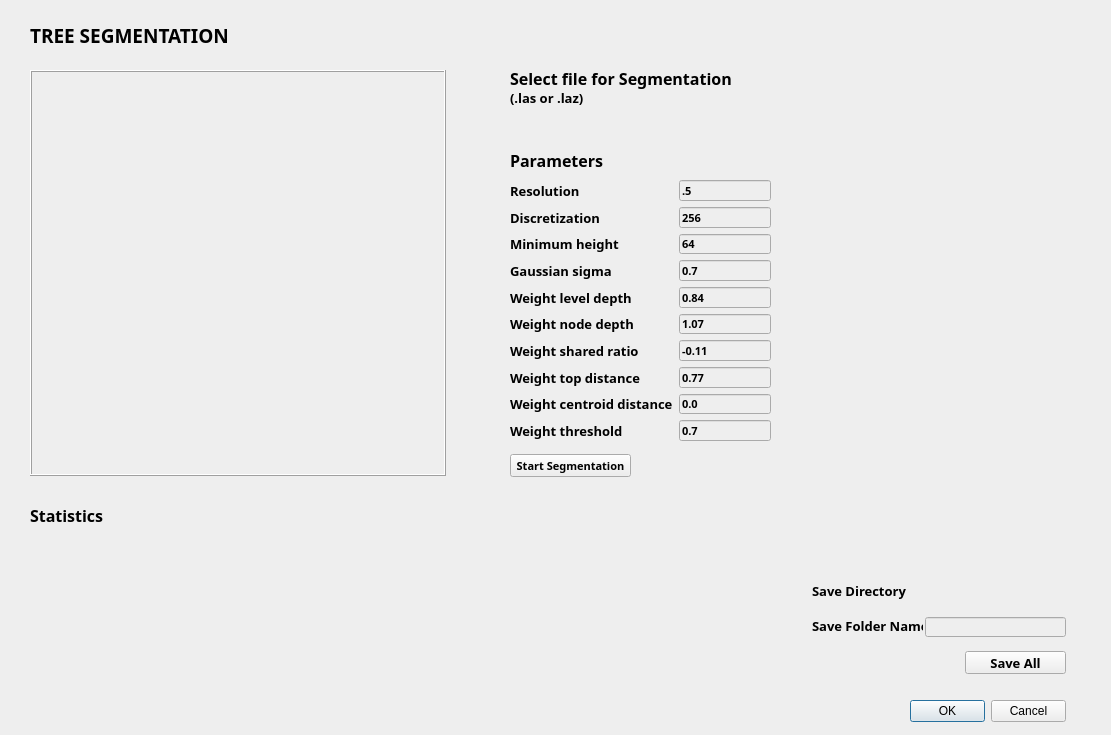
Above: tree_seg_dialog_base.ui from pstorum/TrEx before the change. Below: the same form after it.
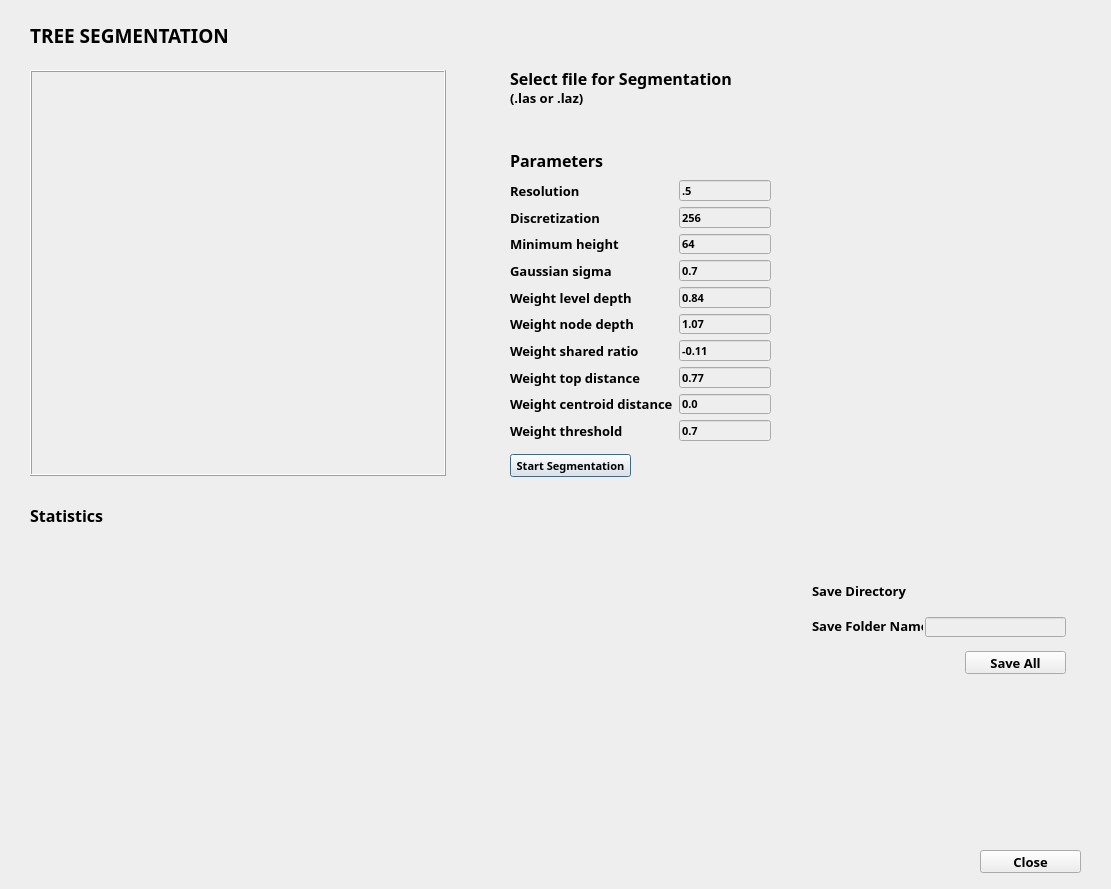
That is the form after the change. Custom widgets are drawn as their Qt base class.

```diff
--- a/tree_seg_dialog_base.ui
+++ b/tree_seg_dialog_base.ui
@@ -7,7 +7,7 @@
     <x>0</x>
     <y>0</y>
     <width>1111</width>
-    <height>735</height>
+    <height>889</height>
    </rect>
   </property>
   <property name="palette">
@@ -256,7 +256,7 @@
      <x>30</x>
      <y>550</y>
      <width>401</width>
-     <height>161</height>
+     <height>281</height>
     </rect>
    </property>
    <property name="font">
@@ -774,25 +774,25 @@
     <string>(.las or .laz)</string>
    </property>
   </widget>
-  <widget class="QDialogButtonBox" name="buttonBox">
+  <widget class="QPushButton" name="closeWindow">
    <property name="geometry">
     <rect>
-     <x>910</x>
-     <y>700</y>
-     <width>156</width>
+     <x>980</x>
+     <y>850</y>
+     <width>101</width>
      <height>23</height>
     </rect>
    </property>
    <property name="font">
     <font>
      <family>Segoe UI Semibold</family>
-     <pointsize>8</pointsize>
+     <pointsize>10</pointsize>
      <weight>75</weight>
      <bold>true</bold>
     </font>
    </property>
-   <property name="standardButtons">
-    <set>QDialogButtonBox::Cancel|QDialogButtonBox::Ok</set>
+   <property name="text">
+    <string>Close</string>
    </property>
   </widget>
  </widget>
```
